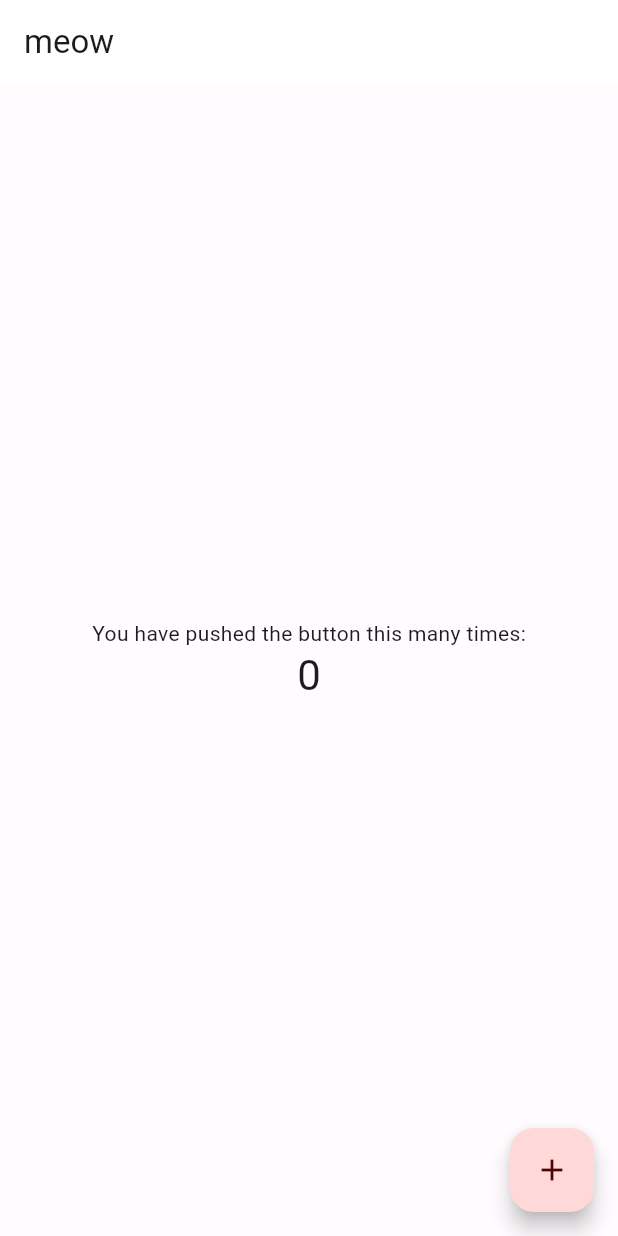
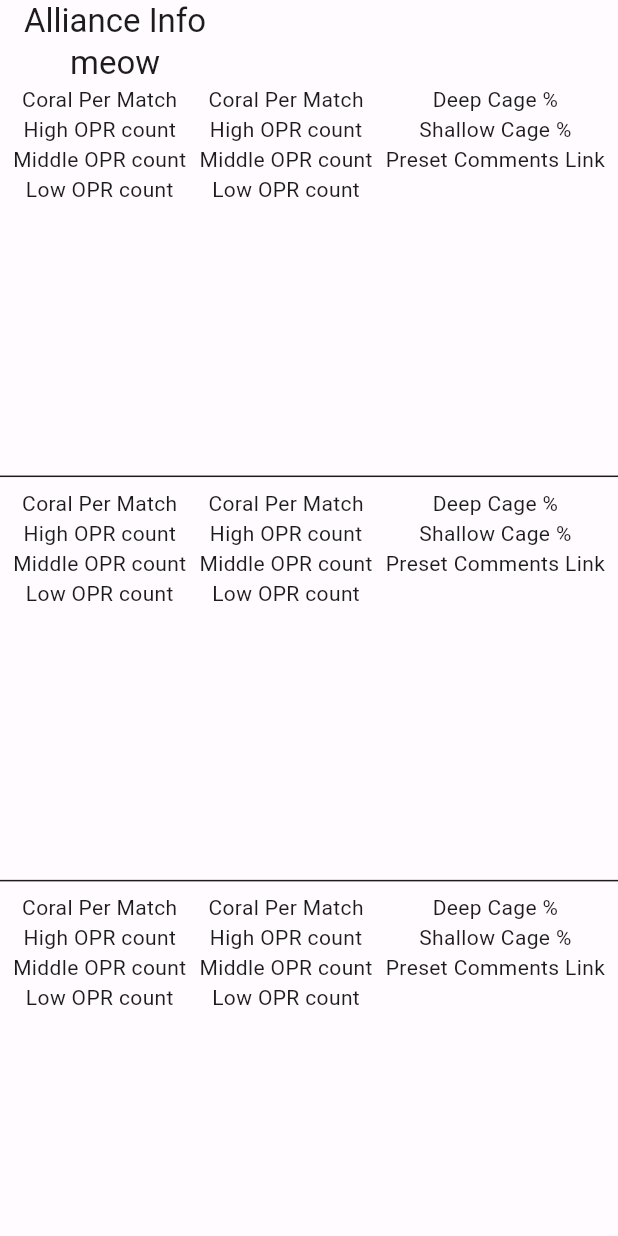
Before and after one commit to Ambitious-Jay/frc-scouting-demo, a Flutter app: the screen it shows after launch, on a phone screen of 412 x 824 dp. Run offline on Flutter 3.47's test engine with Material 3 defaults, Android fonts, the light colour scheme and no system bars.

Commit message:
made different parts of teamstatslist

```diff
--- a/lib/main.dart
+++ b/lib/main.dart
@@ -1,5 +1,6 @@
 import 'package:flutter/material.dart';
 import 'package:frc1148_2025_scouting_app/color_scheme.dart';
+import 'package:frc1148_2025_scouting_app/team_stats_list.dart';
 
 void main() {
   runApp(const MyApp());
@@ -22,14 +23,15 @@ class _MainAppState extends State<MyApp> {
       theme: ThemeData.from(colorScheme: lightColorScheme),
       darkTheme: ThemeData.from(colorScheme: darkColorScheme),
       themeMode: themeMode,
-      home: MyHomePage(
-        onThemeChanged: (ThemeMode mode) {
-          setState(() {
-            themeMode = mode;
-          });
-        },
-        title: "meow",
-      ),
+      // home: MyHomePage(
+      //   onThemeChanged: (ThemeMode mode) {
+      //     setState(() {
+      //       themeMode = mode;
+      //     });
+      //   },
+      //   title: "meow",
+      // ),
+      home: TeamStatsList(teamName: "meow"),
     );
   }
 }
--- /dev/null
+++ b/lib/team_stats_list.dart
@@ -0,0 +1,162 @@
+import 'package:flutter/material.dart';
+import 'color_scheme.dart';
+
+
+
+class TeamStatsList extends StatefulWidget {
+  const TeamStatsList({super.key, required this.teamName});
+  final String teamName;
+  @override
+  State<TeamStatsList> createState() => _TeamStatsList();
+}
+
+class _TeamStatsList extends State<TeamStatsList> {
+
+
+  Future<void> _submitSection() async {
+    try {
+    } catch (e) {
+      print('Error: $e');
+    }
+  }
+
+  @override
+  Widget build(BuildContext context) {
+    double height = MediaQuery.of(context).size.height;
+    double width = MediaQuery.of(context).size.width;
+    return Scaffold(
+      appBar: AppBar(
+        title: Column(
+          children: [
+          const Text ("Alliance Info",),
+          Text(widget.teamName),
+          ],
+        ),
+      ),
+      body: Center(
+        child: ListView(
+          children: <Widget>[
+            Container(
+              width: width,
+              height: height*4/13,
+              //color Colors.amber[300],
+              alignment: AlignmentDirectional.center,
+              child: Row(
+                mainAxisAlignment: MainAxisAlignment.spaceEvenly,
+                children: [
+                  Column(
+                    children: [
+                      Text("Coral Per Match"),
+                      Text("High OPR count"),
+                      Text("Middle OPR count"),
+                      Text("Low OPR count")],
+                  ),
+                  Column(
+                    children: [
+                      Text("Coral Per Match"),
+                      Text("High OPR count"),
+                      Text("Middle OPR count"),
+                      Text("Low OPR count")],
+                  ),
+                  Column(
+                    children: [
+                      Text("Deep Cage %"),
+                      Text("Shallow Cage %"),
+                      Text("Preset Comments Link")],
+                  ),
+                ],
+              ),
+            ),
+            const Divider(),
+            Container(
+              width: width,
+              height: height*4/13,
+              //color Colors.amber[300],
+              alignment: AlignmentDirectional.center,
+              child: Row(
+                mainAxisAlignment: MainAxisAlignment.spaceEvenly,
+                children: [
+                  Column(
+                    children: [
+                      Text("Coral Per Match"),
+                      Text("High OPR count"),
+                      Text("Middle OPR count"),
+                      Text("Low OPR count")],
+                  ),
+                  Column(
+                    children: [
+                      Text("Coral Per Match"),
+                      Text("High OPR count"),
+                      Text("Middle OPR count"),
+                      Text("Low OPR count")],
+                  ),
+                  Column(
+                    children: [
+                      Text("Deep Cage %"),
+                      Text("Shallow Cage %"),
+                      Text("Preset Comments Link")],
+                  ),
+                ],
+              ),
+            ),
+            const Divider(),
+            Container(
+              width: width,
+              height: height*4/13,
+              //color Colors.amber[300],
+              alignment: AlignmentDirectional.center,
+              child: Row(
+                mainAxisAlignment: MainAxisAlignment.spaceEvenly,
+                children: [
+                  Column(
+                    children: [
+                      Text("Coral Per Match"),
+                      Text("High OPR count"),
+                      Text("Middle OPR count"),
+                      Text("Low OPR count")],
+                  ),
+                  Column(
+                    children: [
+                      Text("Coral Per Match"),
+                      Text("High OPR count"),
+                      Text("Middle OPR count"),
+                      Text("Low OPR count")],
+                  ),
+                  Column(
+                    children: [
+                      Text("Deep Cage %"),
+                      Text("Shallow Cage %"),
+                      Text("Preset Comments Link")],
+                  ),
+                ],
+              ),
+            ),
+            const Divider(),
+            Container(
+              width: width,
+              height: height*1/13,
+              //color Colors.amber[300],
+              alignment: AlignmentDirectional.center,
+            ),
+            ElevatedButton(
+              onPressed: () async {
+                // await _submitSection();
+                // setState(() {
+                //   Navigator.push(
+                //     context,
+                //     MaterialPageRoute
+                //     (
+                //       builder: (context) => Entrance(onThemeChanged: (newTheme) {
+                //     })
+                //     )
+                //   );
+                // });
+              },
+              child: const Text("Next", style: TextStyle(color: colors.myOnPrimary)),
+            )
+          ],
+      )
+    )
+    );
+  }
+}
```
